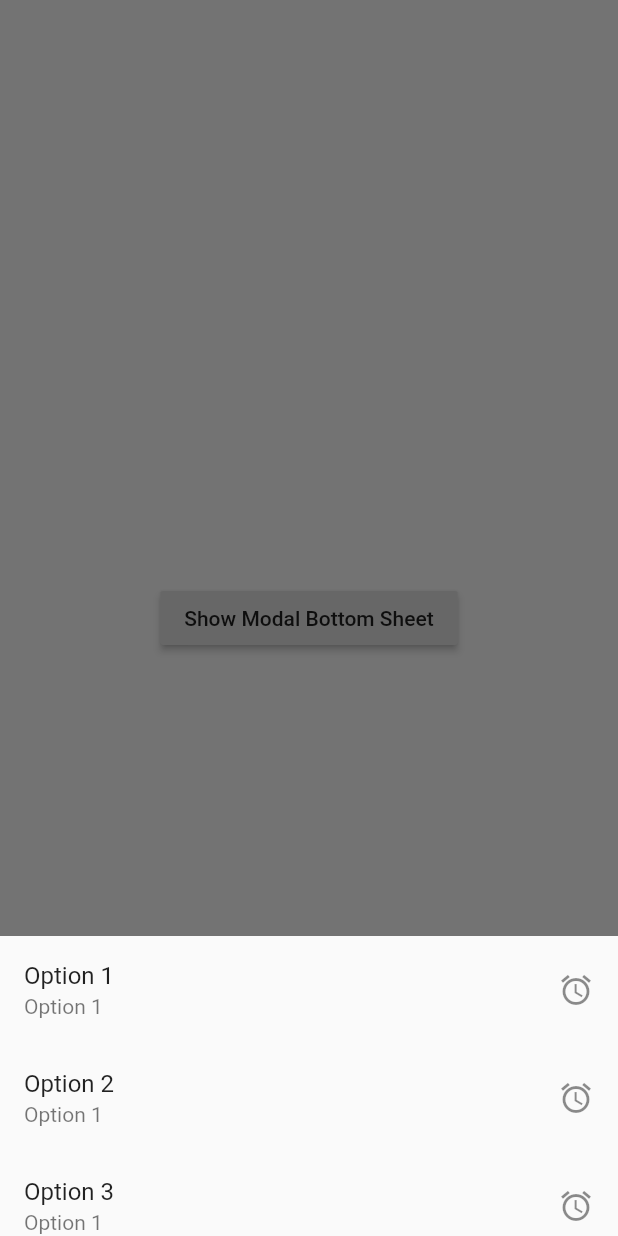
After one commit to arjun-baidya/flutter_learning_materials, a Flutter app: the screen it shows after launch, after a tap on "Show Modal Bottom Sheet", on a phone screen of 412 x 824 dp. The commit adds this screen. Run offline on Flutter 3.47's test engine with Material 2 defaults, Android fonts, the phone set to English and light mode, and no system bars; our stand-ins replace image_picker, liquid_swipe.

Commit message:
modal bottom sheet update

```diff
--- /dev/null
+++ b/lib/flutter_widgets/modal_bottom_widget.dart
@@ -0,0 +1,55 @@
+import 'package:flutter/material.dart';
+
+class ModalBottonWidget extends StatefulWidget {
+  const ModalBottonWidget({ Key? key }) : super(key: key);
+
+  @override
+  State<ModalBottonWidget> createState() => _ModalBottonWidgetState();
+}
+
+class _ModalBottonWidgetState extends State<ModalBottonWidget> {
+  @override
+  Widget build(BuildContext context) {
+    return Scaffold(
+      body: Center(
+        child: RaisedButton (onPressed: () {
+          showModalBottomSheet(
+            context: context,
+            builder: (context) {
+              return Container(
+                height: 200,
+                child: ListView(
+                    children: const [
+                      ListTile(
+                        title: Text("Option 1"),
+                        subtitle: Text("Option 1"),
+                        trailing: Icon(Icons.access_alarm),
+
+                      ),
+                      ListTile(
+                          title: Text("Option 2"),
+                          subtitle: Text("Option 1"),
+                          trailing: Icon(Icons.access_alarm),
+                        ),
+                        ListTile(
+                          title: Text("Option 3"),
+                          subtitle: Text("Option 1"),
+                          trailing: Icon(Icons.access_alarm),
+                        ),
+                        ListTile(
+                          title: Text("Option 4"),
+                          subtitle: Text("Option 1"),
+                          trailing: Icon(Icons.access_alarm),
+                        ),
+                    ],
+                  ),
+              );
+            },
+          );
+        },
+        child: const Text("Show Modal Bottom Sheet"),
+        ),
+      ),
+    );
+  }
+}
--- a/lib/main.dart
+++ b/lib/main.dart
@@ -12,6 +12,7 @@ import 'package:flutter_learning_materials/flutter_widgets/image_widget.dart';
 import 'package:flutter_learning_materials/flutter_widgets/liquid_swipe_widget.dart';
 import 'package:flutter_learning_materials/flutter_widgets/listtile_widget.dart';
 import 'package:flutter_learning_materials/flutter_widgets/mediaquery_widget.dart';
+import 'package:flutter_learning_materials/flutter_widgets/modal_bottom_widget.dart';
 import 'package:flutter_learning_materials/flutter_widgets/page_view_widget.dart';
 import 'package:flutter_learning_materials/flutter_widgets/row_widget.dart';
 import 'package:flutter_learning_materials/flutter_widgets/safearea_widget.dart';
@@ -55,7 +56,8 @@ class MyApp extends StatelessWidget {
       // home: const TabBarWidget(),
       // home: const SliverAppBarWidget(),
       // home: const GradientWidget(),
-      home: const ImagePickerWidget(),
+      // home: const ImagePickerWidget(),
+      home: const ModalBottonWidget(),
     );
   }
 }
```
